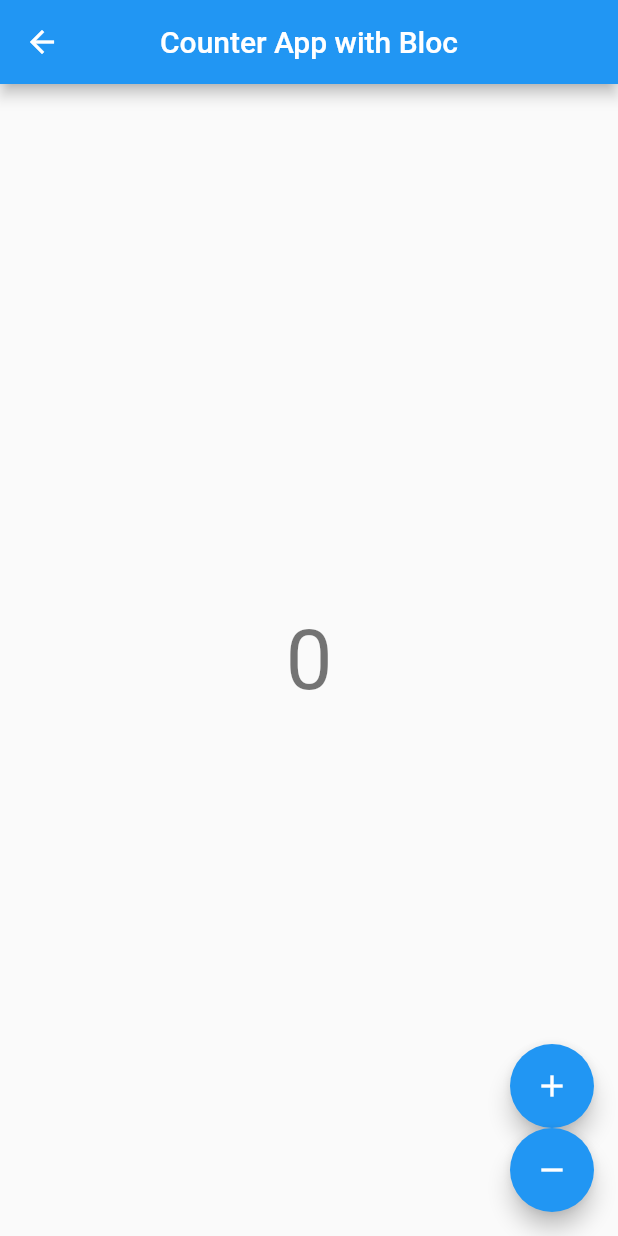
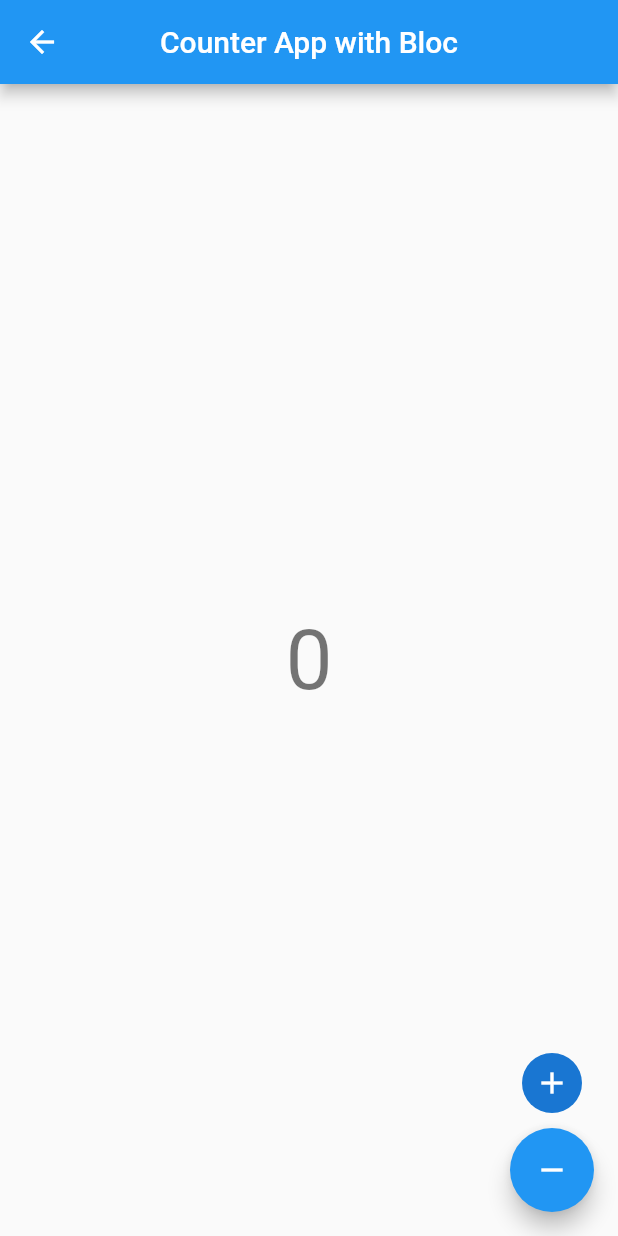
Before and after one commit to Mitchel-jf/state-management, a Flutter app: the CounterView screen opened directly, on a phone screen of 412 x 824 dp. Run offline on Flutter 3.47's test engine with Material 2 defaults, Android fonts, the phone set to English and light mode, and no system bars; our stand-ins replace bloc, flutter_bloc.

```diff
--- /dev/null
+++ b/lib/counter app/playground/counter_cubit.dart
@@ -0,0 +1,9 @@
+import 'package:bloc/bloc.dart';
+
+class CounterCubit extends Cubit<int> {
+  CounterCubit() : super(0);
+
+  void increment() => emit(state + 1);
+
+  void decrement() => emit(state - 1);
+}
--- /dev/null
+++ b/lib/counter app/playground/counter_view.dart
@@ -0,0 +1,39 @@
+import 'package:flutter/material.dart';
+import 'package:flutter_bloc/flutter_bloc.dart';
+
+import 'counter_cubit.dart';
+
+class CounterView extends StatelessWidget {
+  @override
+  Widget build(BuildContext context) {
+    var style = Theme.of(context).textTheme.headline2;
+    return Scaffold(
+      appBar: AppBar(
+        centerTitle: true,
+        title: Text('Counter App with Bloc'),
+      ),
+      body: Center(
+        child: BlocBuilder<CounterCubit, int>(
+          builder: (context, state) => Text('$state', style: style),
+        ),
+      ),
+      floatingActionButton: Column(
+        mainAxisSize: MainAxisSize.min,
+        children: [
+          GestureDetector(
+            onTapDown: (details) => context.bloc<CounterCubit>().increment(),
+            child: CircleAvatar(
+              child: Icon(Icons.add),
+              // onPressed: () => context.bloc<CounterCubit>().increment(),
+            ),
+          ),
+          SizedBox(height: 10),
+          FloatingActionButton(
+            child: Icon(Icons.remove),
+            onPressed: () => context.bloc<CounterCubit>().decrement(),
+          ),
+        ],
+      ),
+    );
+  }
+}
--- a/lib/counter_view.dart
+++ b/lib/counter app/tutorial/counter_view.dart
@@ -25,6 +25,7 @@ class CounterView extends StatelessWidget {
             child: Icon(Icons.add),
             onPressed: () => context.bloc<CounterCubit>().increment(),
           ),
+          SizedBox(height: 10),
           FloatingActionButton(
             child: Icon(Icons.remove),
             onPressed: () => context.bloc<CounterCubit>().decrement(),
--- /dev/null
+++ b/lib/counter app/tutorial/main2.dart
@@ -0,0 +1,18 @@
+import 'package:bloc/bloc.dart';
+import 'package:flutter/material.dart';
+import 'package:state_management/counter%20app/tutorial/counter_observer.dart';
+
+import 'counter_page.dart';
+
+void main() {
+  // Bloc.observer = CounterObserver();
+  runApp(CounterApp());
+}
+
+class CounterApp extends MaterialApp {
+  const CounterApp({Key key})
+      : super(
+          key: key,
+          home: const CounterPage(),
+        );
+}
```
Also changed, not shown: lib/counter app/playground/counter_page.dart (added, +16 -0 lines), lib/counter app/playground/main.dart (renamed from lib/main.dart, +7 -3 lines), lib/counter app/tutorial/counter_observer.dart (added, +9 -0 lines), lib/counter app/playground/counter_observer.dart (renamed from lib/counter_observer.dart), lib/counter app/tutorial/counter_cubit.dart (renamed from lib/counter_cubit.dart), lib/counter app/tutorial/counter_page.dart (renamed from lib/counter_page.dart), 1 other file.
